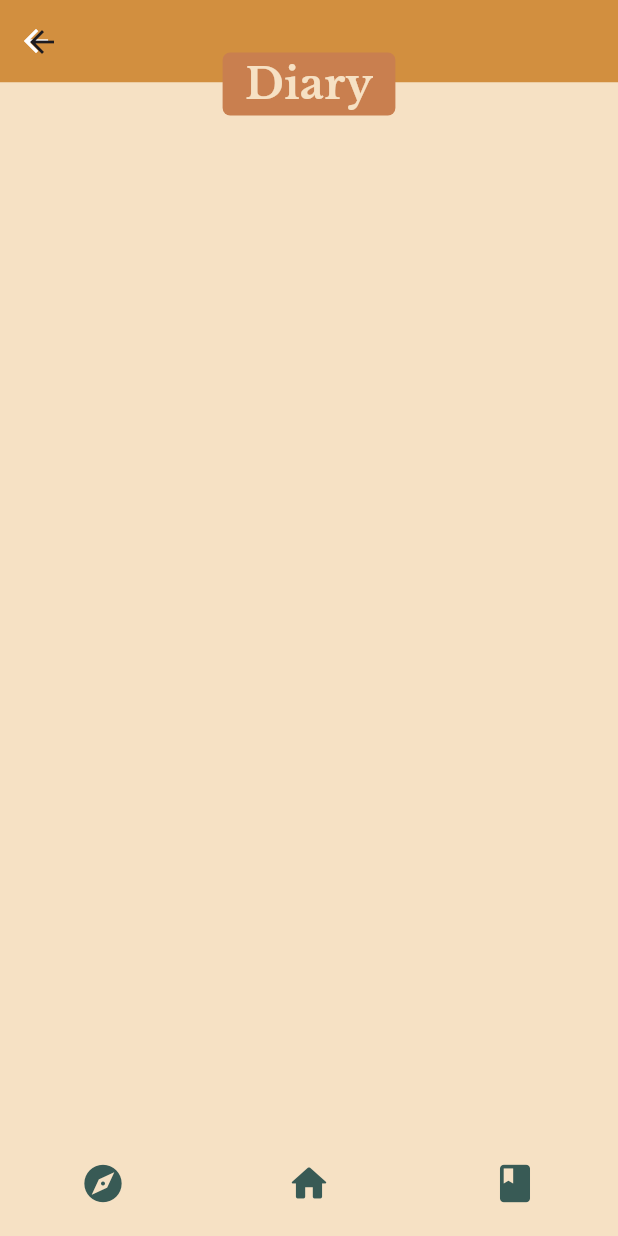
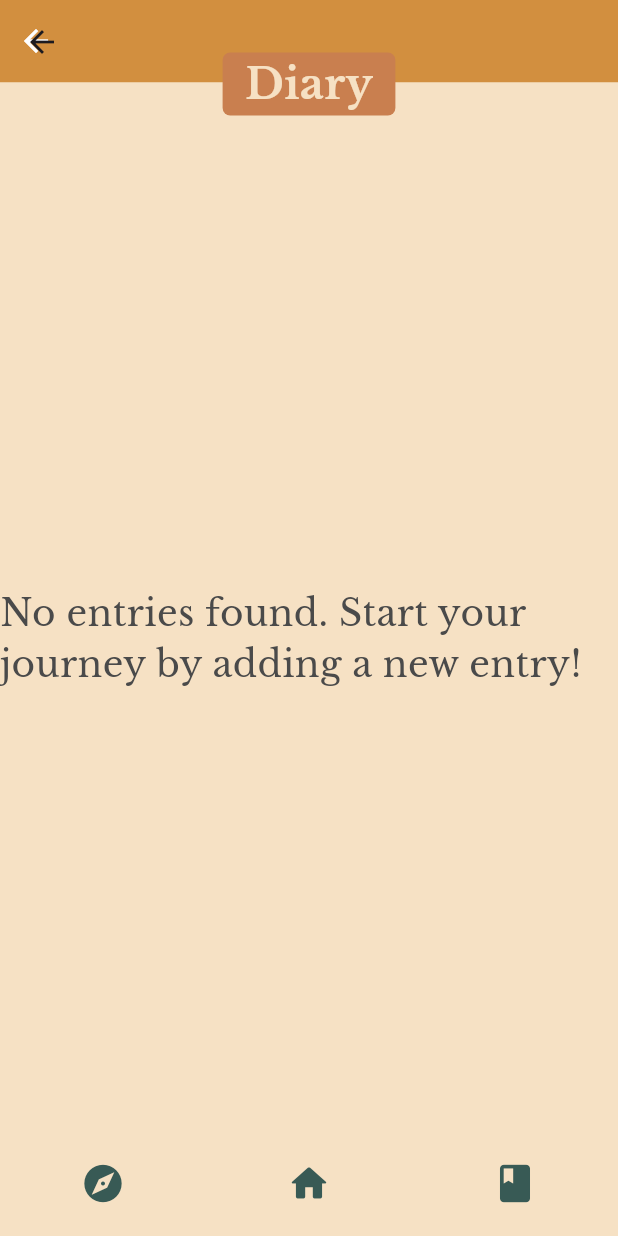
Before and after one commit to lpjr03/Itinereo, a Flutter app: the DiaryPreview screen opened directly with empty values, on a phone screen of 412 x 824 dp. Run offline on Flutter 3.47's test engine with Material 3 defaults, Android fonts, the light colour scheme and no system bars; our stand-ins replace cloud_firestore, device_info_plus, firebase_ai, firebase_auth, firebase_core, firebase_storage and 8 more; missing offline and left inert: firebase_app_check; accounts and stored records are empty; statements that could not run were skipped.

Commit message:
add message for empty diary entries in DiaryPreview

```diff
--- a/lib/screens/diary_preview.dart
+++ b/lib/screens/diary_preview.dart
@@ -1,5 +1,6 @@
 import 'package:cloud_firestore/cloud_firestore.dart';
 import 'package:flutter/material.dart';
+import 'package:google_fonts/google_fonts.dart';
 import 'package:itinereo/models/card_entry.dart';
 import 'package:itinereo/services/diary_service.dart';
 import 'package:itinereo/widgets/itinereo_appBar.dart';
@@ -26,7 +27,7 @@ class _DiaryPreviewState extends State<DiaryPreview> {
   List<DiaryCard> _diaryCards = [];
   bool _isLoading = false;
   bool _hasMore = true;
-QueryDocumentSnapshot<Map<String, dynamic>>? _lastFetchedDocument=null;
+  QueryDocumentSnapshot<Map<String, dynamic>>? _lastFetchedDocument = null;
   final ScrollController _scrollController = ScrollController();
 
   @override
@@ -60,7 +61,18 @@ QueryDocumentSnapshot<Map<String, dynamic>>? _lastFetchedDocument=null;
         },
       ),
       backgroundColor: const Color(0xFFF6E1C4),
-      body: ListView.builder(
+      body:
+          _diaryCards.isEmpty && !_isLoading
+              ? Center(
+                child: Text(
+                  'No entries found. Start your journey by adding a new entry!',
+                  style: GoogleFonts.libreBaskerville(
+                    fontSize: 24,
+                    color: Color(0xFF4A4A4A),
+                  ),
+                ),
+              )
+              : ListView.builder(
                 controller: _scrollController,
                 itemExtent: 300,
                 physics: const ClampingScrollPhysics(),
```
Lines whose indentation alone changed are shown as unchanged.
